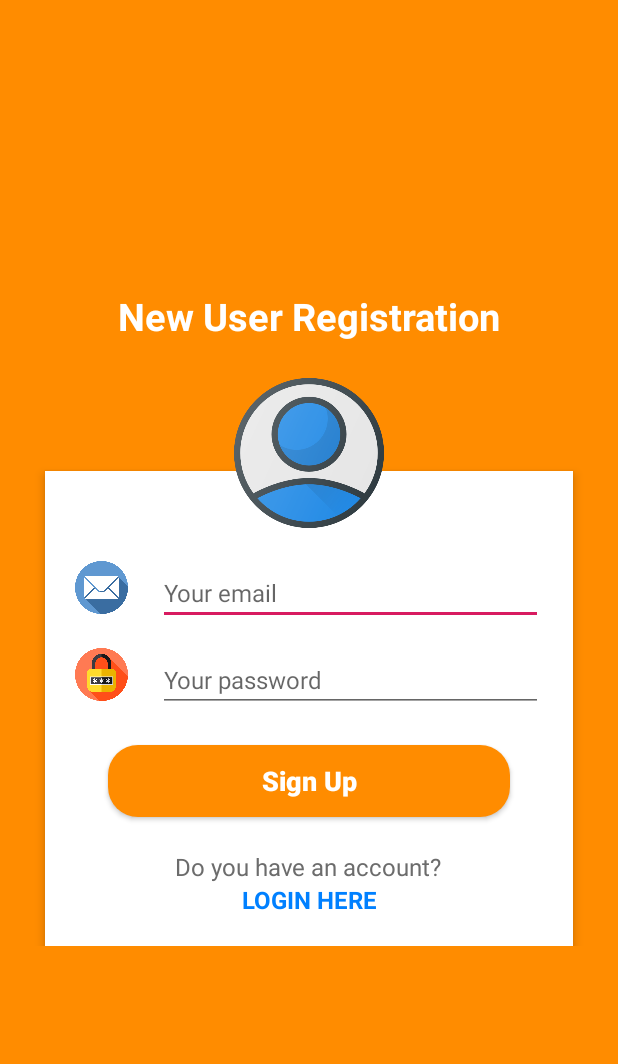
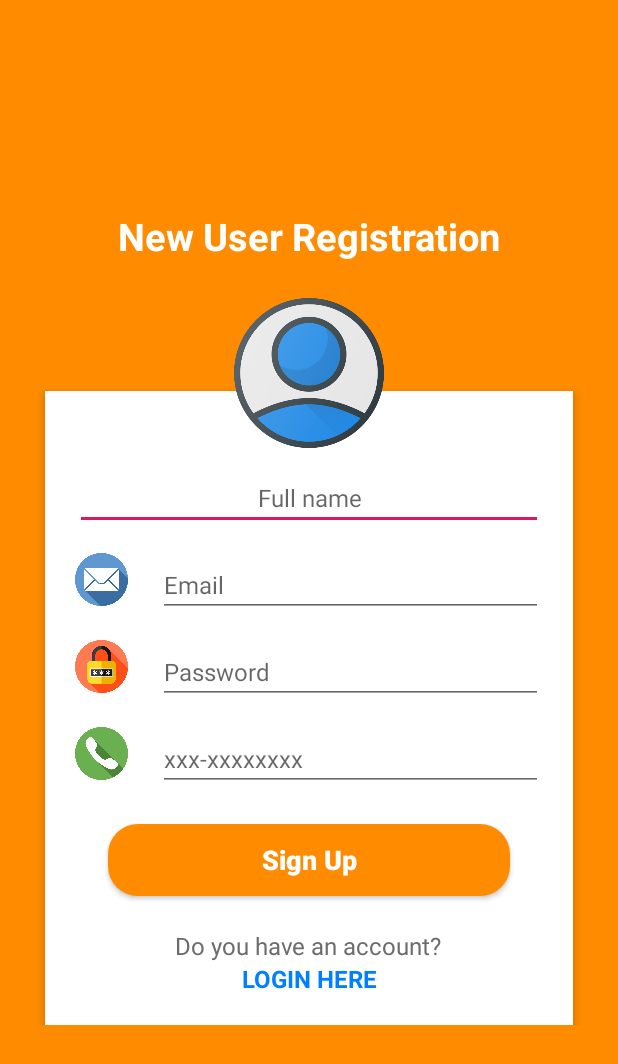
Before and after one commit to Skyman1208/MASTA-APPS-PROJECT, an Android app: the screen it shows after launch (SignUp), after a tap on "REGISTER HERE", on a phone screen of 412 x 824 dp. Shown: the top 1064 px of the screen. Run offline under Robolectric (Android 15) with nearby library versions, the phone set to English and light mode, and no system bars; our stand-ins replace Firebase (no records; nobody signed in at launch, a user with empty details on screens opened directly).

Commit message:
15/04/2020 - 11:52 PM 1. Profile bug (pass email value from login to home to profile, display current user details in profile page). 2. Login can't go to home page.

```diff
--- a/app/src/main/java/com/example/up/loginSignup/LogIn.java
+++ b/app/src/main/java/com/example/up/loginSignup/LogIn.java
@@ -15,6 +15,7 @@ import androidx.appcompat.app.AppCompatActivity;
 
 import com.example.up.R;
 import com.example.up.navigation.MenuNavActivity;
+import com.example.up.navigation.menuNav.home.subject.retrieveNDisplayData.ImagesActivity;
 import com.google.android.gms.tasks.OnCompleteListener;
 import com.google.android.gms.tasks.Task;
 import com.google.firebase.auth.AuthResult;
@@ -27,6 +28,9 @@ public class LogIn extends AppCompatActivity {
     Button userLogin;
     ProgressBar progressBar;
     TextView tv_register;
+    UserManager usermanager;
+
+    public static final String EXTRA_EMAIL = "email";
 
     FirebaseAuth firebaseAuth;
 
@@ -64,7 +68,10 @@ public class LogIn extends AppCompatActivity {
                                 progressBar.setVisibility(View.GONE);
                                 if(task.isSuccessful()){
                                     if (firebaseAuth.getCurrentUser().isEmailVerified()){
-                                        startActivity(new Intent(LogIn.this, MenuNavActivity.class));
+                                        usermanager.setEmail(userEmail.getText().toString());
+                                        Intent toHome = new Intent(LogIn.this, MenuNavActivity.class);
+                                        toHome.putExtra(LogIn.EXTRA_EMAIL, userEmail.toString());
+                                        startActivity(toHome);
                                     }
                                     else {
                                         Toast.makeText(LogIn.this, "Please verify your email address",
--- a/app/src/main/java/com/example/up/navigation/menuNav/uploadData/UploadFragment.java
+++ b/app/src/main/java/com/example/up/navigation/menuNav/uploadData/UploadFragment.java
@@ -6,6 +6,7 @@ import android.graphics.Typeface;
 import android.os.Bundle;
 import android.text.Editable;
 import android.text.TextWatcher;
+import android.util.Patterns;
 import android.view.LayoutInflater;
 import android.view.View;
 import android.view.ViewGroup;
@@ -325,6 +326,7 @@ public class UploadFragment extends Fragment {
                     MultiFormatWriter multiFormatWriter = new MultiFormatWriter();
                     try{
                         if(linkText.isEmpty()) {
+                            mProgressBar.setVisibility(View.GONE);
                             mImageView.setImageResource(R.drawable.addimage);
                         }
                         else
@@ -347,6 +349,7 @@ public class UploadFragment extends Fragment {
             public void onClick(View v) {
                 mProgressBar.setVisibility(View.VISIBLE);
                 if (s_Subjects.getSelectedItemId() != 0 && mTittleName.getText().toString() != "" && mLink.getText().toString() != "") {
+                    if (Patterns.WEB_URL.matcher(mLink.getText().toString()).matches()) {
                         UploadModel uploadModel = new UploadModel(mTittleName.getText().toString().trim(), mLink.getText().toString().trim());
                         String uploadId = String.valueOf(maxId + 1);
                         mDatabaseRef.child(uploadId).setValue(uploadModel);
@@ -360,6 +363,9 @@ public class UploadFragment extends Fragment {
                         s_Subjects.setSelection(0);
                     }
                     else
+                        Toast.makeText(getActivity(), "URL is invalid!", Toast.LENGTH_LONG).show();
+                }
+                else
                     Toast.makeText(getActivity(), "Please fill all the blanks.", Toast.LENGTH_SHORT).show();
 
                 mProgressBar.setVisibility(View.GONE);
--- a/app/src/main/res/layout/activity_sign_up.xml
+++ b/app/src/main/res/layout/activity_sign_up.xml
@@ -46,8 +46,25 @@
                 <LinearLayout
                     android:layout_width="match_parent"
                     android:layout_height="wrap_content"
+                    android:orientation="vertical">
+
+                    <EditText
+                        android:id="@+id/et_fullName_signUp"
+                        android:hint="Full name"
+                        android:layout_centerHorizontal="true"
+                        android:enabled="true"
+                        android:layout_width="match_parent"
+                        android:layout_height="wrap_content"
+                        android:textSize="16dp"
+                        android:textAlignment="center"
+                        android:inputType="textEmailAddress"/>
+                </LinearLayout>
+
+                <LinearLayout
+                    android:layout_width="match_parent"
+                    android:layout_height="wrap_content"
                     android:orientation="horizontal"
-                    android:layout_marginTop="10dp">
+                    android:layout_marginTop="15dp">
 
                     <ImageView
                         android:layout_width="35dp"
@@ -63,7 +80,7 @@
 
                         <EditText
                             android:id="@+id/et_email_signUp"
-                            android:hint="Your email"
+                            android:hint="Email"
                             android:layout_centerHorizontal="true"
                             android:enabled="true"
                             android:layout_width="match_parent"
@@ -71,7 +88,7 @@
                             android:textSize="16dp"
                             android:inputType="textEmailAddress"/>
                     </LinearLayout>
-            </LinearLayout>
+                </LinearLayout>
 
                 <LinearLayout
                     android:layout_width="match_parent"
@@ -93,7 +110,7 @@
 
                         <EditText
                             android:id="@+id/et_password_signUp"
-                            android:hint="Your password"
+                            android:hint="Password"
                             android:textColor="@android:color/black"
                             android:layout_centerHorizontal="true"
                             android:enabled="true"
@@ -101,6 +118,36 @@
                             android:layout_height="wrap_content"
                             android:textSize="16dp"
                             android:inputType="textPassword"/>
+                    </LinearLayout>
+                </LinearLayout>
+
+                <LinearLayout
+                    android:layout_width="match_parent"
+                    android:layout_height="wrap_content"
+                    android:orientation="horizontal"
+                    android:layout_marginTop="15dp">
+
+                    <ImageView
+                        android:layout_width="35dp"
+                        android:layout_height="35dp"
+                        android:background="@drawable/phone"/>
+
+                    <LinearLayout
+                        android:layout_width="match_parent"
+                        android:layout_height="wrap_content"
+                        android:orientation="vertical"
+                        android:layout_marginLeft="20dp">
+
+                        <EditText
+                            android:id="@+id/et_phoneNo_signUp"
+                            android:layout_width="match_parent"
+                            android:layout_height="wrap_content"
+                            android:layout_centerHorizontal="true"
+                            android:enabled="true"
+                            android:hint="xxx-xxxxxxxx"
+                            android:textAppearance="@style/TextAppearance.AppCompat.Headline"
+                            android:textColor="@android:color/black"
+                            android:textSize="16dp" />
                     </LinearLayout>
                 </LinearLayout>
 
```
Also changed, not shown: app/src/main/java/com/example/up/loginSignup/SignUp.java (+23 -7 lines), app/src/main/java/com/example/up/loginSignup/User.java (deleted, +0 -14 lines), app/src/main/java/com/example/up/loginSignup/UserManager.java (added, +52 -0 lines), app/src/main/java/com/example/up/navigation/MenuNavActivity.java (+14 -0 lines), app/src/main/java/com/example/up/navigation/menuNav/profile/ProfileFragment.java (added, +93 -0 lines), app/src/main/res/layout/fragment_home.xml (+41 -41 lines), app/src/main/res/layout/fragment_profile.xml (+4 -5 lines), 1 other file. Lines whose indentation alone changed are shown as unchanged.
